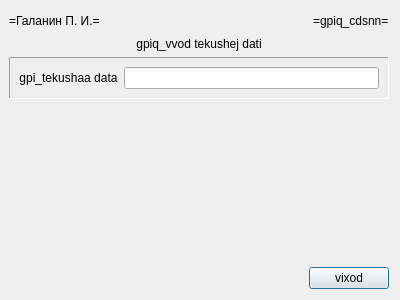
Above: gpiq_/gpiq_/gpiq_cdstt.ui from BrSTU-PO4-190333/5sem_NPO_old before the change. Below: the same form after it.
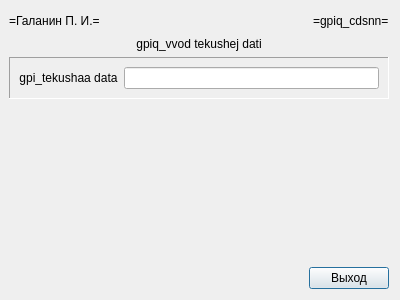
That is the form after the change.

The edit to the form file:
```diff
--- a/gpiq_/gpiq_/gpiq_cdstt.ui
+++ b/gpiq_/gpiq_/gpiq_cdstt.ui
@@ -123,7 +123,7 @@
      <item>
       <widget class="QPushButton" name="gpiq_cdstt_exit_c">
        <property name="text">
-        <string>vixod</string>
+        <string>Выход</string>
        </property>
       </widget>
      </item>
```
